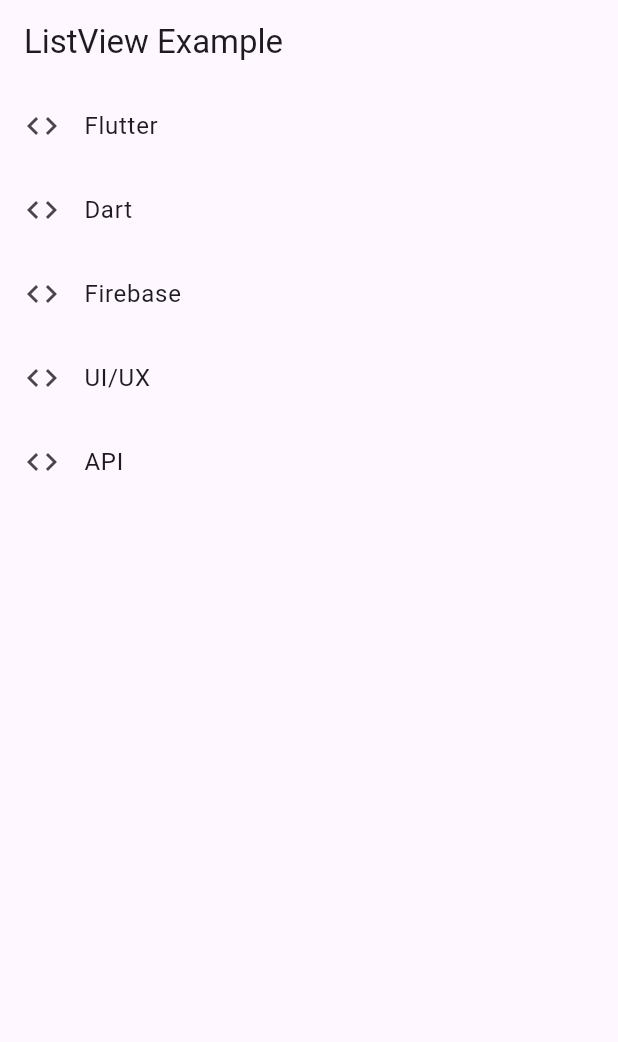
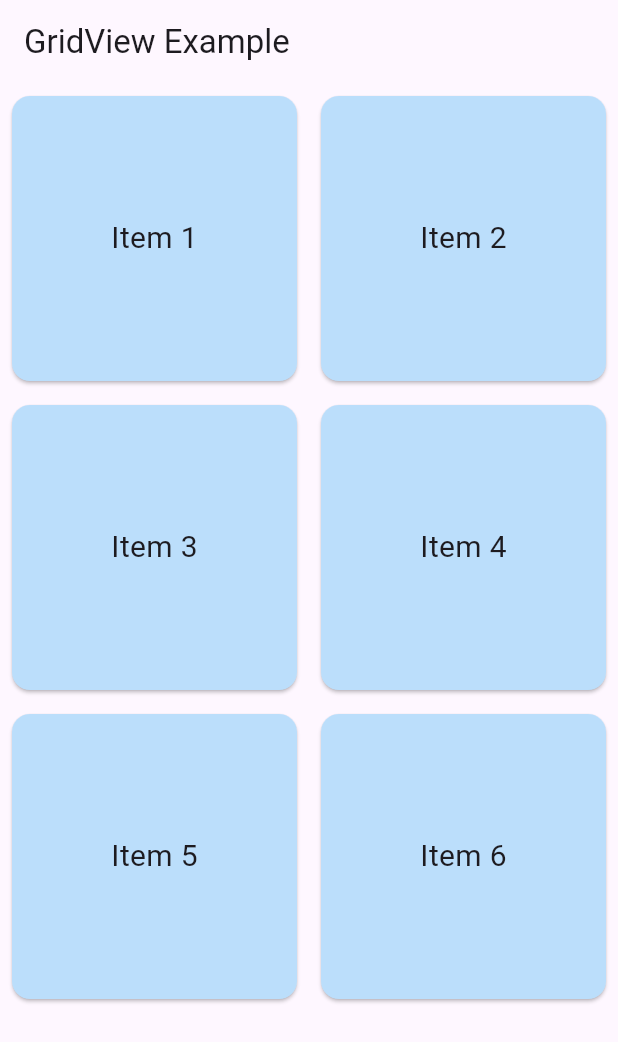
Before and after one commit to dzulfikar05/pmr-mob-dart, a Flutter app: the screen it shows after launch, on a phone screen of 412 x 824 dp. Shown: the top 1042 px of the screen. Run offline on Flutter 3.47's test engine with Material 3 defaults, Android fonts, the light colour scheme and no system bars.

Commit message:
grid view

```diff
--- a/pertemuan7/pertemuan_tujuh/lib/main.dart
+++ b/pertemuan7/pertemuan_tujuh/lib/main.dart
@@ -1,28 +1,32 @@
 import 'package:flutter/material.dart';
 
 void main() {
-  runApp(const ListViewExample());
+  runApp(const GridExample());
 }
 
-class ListViewExample extends StatelessWidget {
-  const ListViewExample({super.key});
+class GridExample extends StatelessWidget {
+  const GridExample({super.key});
 
   @override
   Widget build(BuildContext context) {
-    final List<String> items = ['Flutter', 'Dart', 'Firebase', 'UI/UX', 'API'];
     return MaterialApp(
       debugShowCheckedModeBanner: false,
       home: Scaffold(
-        appBar: AppBar(title: Text('ListView Example')),
-        body: ListView.builder(
-          itemCount: items.length,
-          itemBuilder: (context, index) {
-            return ListTile(
-              leading: Icon(Icons.code),
-              title: Text(items[index]),
-              onTap: () => print('Klik: ${items[index]}'),
+        appBar: AppBar(title: Text('GridView Example')),
+        body: GridView.count(
+          crossAxisCount: 2,
+          children: List.generate(6, (index) {
+            return Card(
+              color: Colors.blue[100],
+              margin: EdgeInsets.all(8),
+              child: Center(
+                child: Text(
+                  'Item ${index + 1}',
+                  style: TextStyle(fontSize: 20),
+                ),
+              ),
             );
-          },
+          }),
         ),
       ),
     );
```
